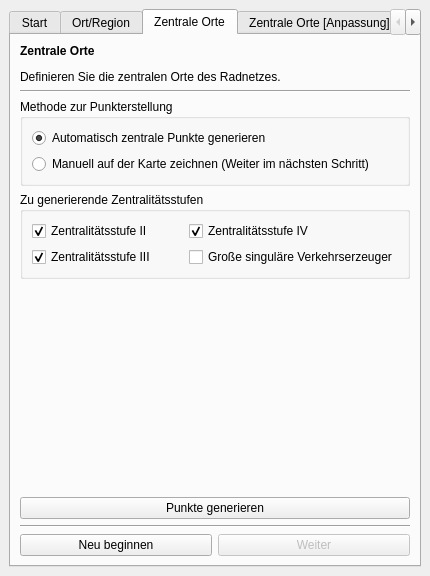
ohrie/DigiRad, file visionvelo_digirad_dockwidget.ui: the form before one commit.
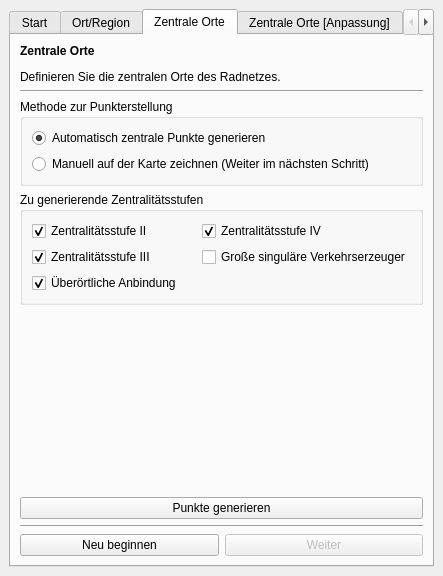
The form after the commit. The open tabs and pages were chosen to show the change. Custom widgets are drawn as their Qt base class.

Commit message: feat: Added surounding calculation for center points

```diff
--- a/visionvelo_digirad_dockwidget.ui
+++ b/visionvelo_digirad_dockwidget.ui
@@ -9,7 +9,7 @@
    <rect>
     <x>0</x>
     <y>0</y>
-    <width>430</width>
+    <width>443</width>
     <height>576</height>
    </rect>
   </property>
@@ -371,6 +371,16 @@
              </property>
             </widget>
            </item>
+           <item row="2" column="0">
+            <widget class="QCheckBox" name="centerLOCSuroundingCheck">
+             <property name="text">
+              <string>Überörtliche Anbindung</string>
+             </property>
+             <property name="checked">
+              <bool>true</bool>
+             </property>
+            </widget>
+           </item>
           </layout>
          </widget>
         </item>
```
Left out of the diff: 24 changed lines with no effect on the pictures. The commit also changes 13 other files.
